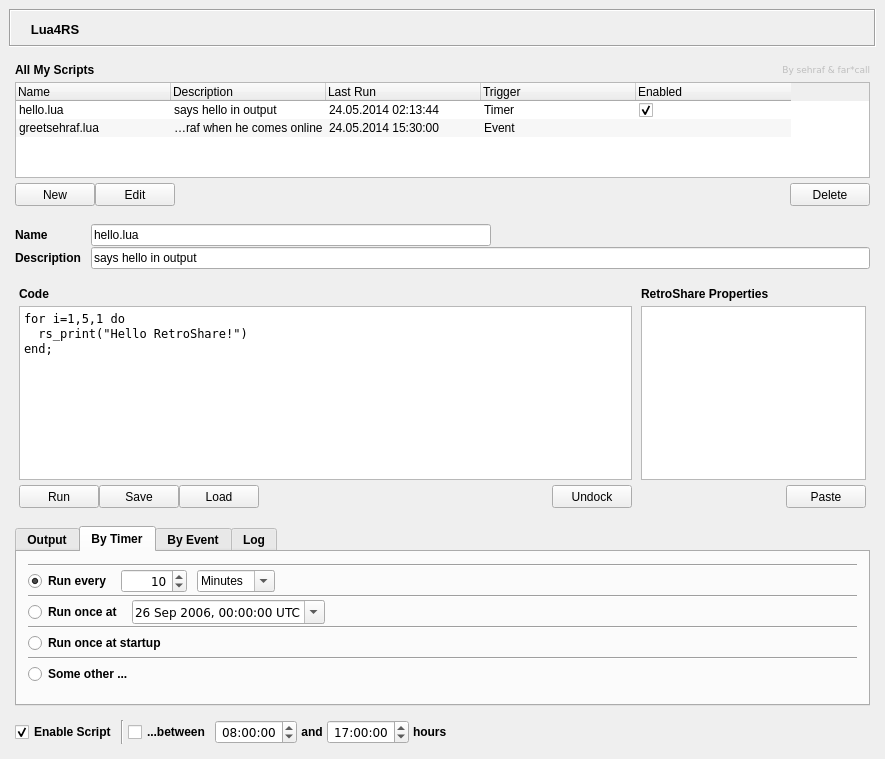
Qt form Lua4RSWidget.ui (RetroShare/Lua4RS) before a commit.
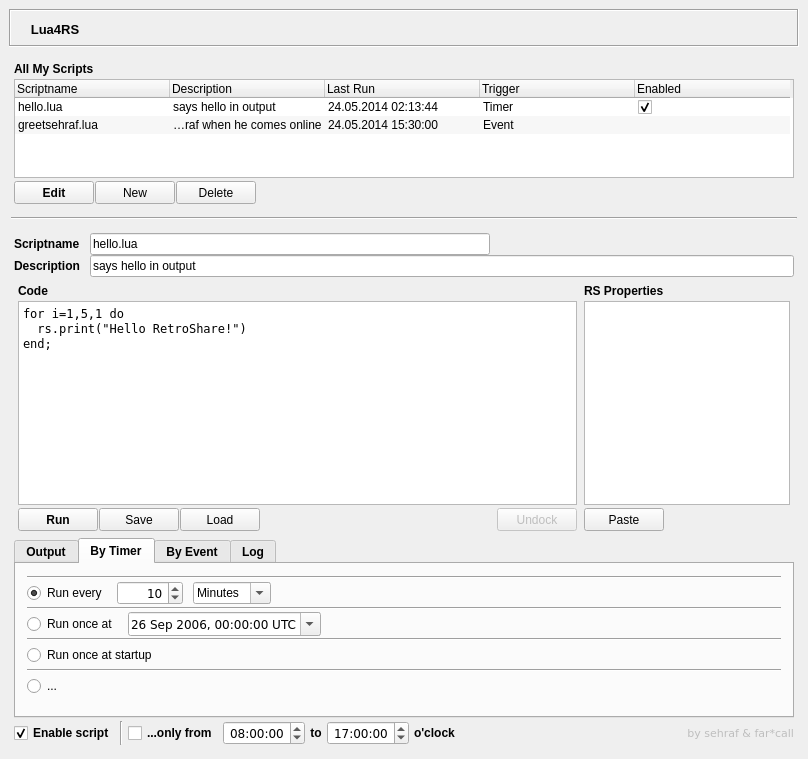
The same form after that commit. The open tabs and pages were chosen to show the change. Icons and pictures are not drawn.

```diff
--- a/Lua4RSWidget.ui
+++ b/Lua4RSWidget.ui
@@ -6,7 +6,7 @@
    <rect>
     <x>0</x>
     <y>0</y>
-    <width>885</width>
+    <width>808</width>
     <height>759</height>
    </rect>
   </property>
@@ -159,7 +159,7 @@
     </widget>
    </item>
    <item>
-    <layout class="QVBoxLayout" name="verticalLayout_7" stretch="2,7">
+    <layout class="QVBoxLayout" name="verticalLayout_7" stretch="2,0,7">
      <property name="spacing">
       <number>10</number>
      </property>
@@ -183,7 +183,7 @@
           <enum>QLayout::SetNoConstraint</enum>
          </property>
          <property name="margin">
-          <number>2</number>
+          <number>1</number>
          </property>
          <item>
           <widget class="QLabel" name="l_allmyscripts">
@@ -223,39 +223,6 @@
            </property>
           </spacer>
          </item>
-         <item>
-          <widget class="QLabel" name="l_authors">
-           <property name="enabled">
-            <bool>false</bool>
-           </property>
-           <property name="sizePolicy">
-            <sizepolicy hsizetype="Fixed" vsizetype="Fixed">
-             <horstretch>0</horstretch>
-             <verstretch>0</verstretch>
-            </sizepolicy>
-           </property>
-           <property name="baseSize">
-            <size>
-             <width>0</width>
-             <height>13</height>
-            </size>
-           </property>
-           <property name="font">
-            <font>
-             <family>DejaVu Sans</family>
-             <pointsize>7</pointsize>
-             <weight>50</weight>
-             <bold>false</bold>
-            </font>
-           </property>
-           <property name="text">
-            <string>By sehraf &amp; far*call</string>
-           </property>
-           <property name="alignment">
-            <set>Qt::AlignRight|Qt::AlignTrailing|Qt::AlignVCenter</set>
-           </property>
-          </widget>
-         </item>
         </layout>
        </item>
        <item>
@@ -264,7 +231,7 @@
           <number>1</number>
          </property>
          <property name="margin">
-          <number>2</number>
+          <number>1</number>
          </property>
          <item>
           <widget class="QTableWidget" name="tw_allscripts">
@@ -353,7 +320,7 @@
            <row/>
            <column>
             <property name="text">
-             <string>Name</string>
+             <string>Scriptname</string>
             </property>
             <property name="textAlignment">
              <set>AlignLeft|AlignVCenter</set>
@@ -457,48 +424,14 @@
        <item>
         <layout class="QHBoxLayout" name="horizontalLayout">
          <property name="spacing">
-          <number>0</number>
+          <number>1</number>
          </property>
          <property name="sizeConstraint">
           <enum>QLayout::SetDefaultConstraint</enum>
          </property>
          <property name="margin">
-          <number>2</number>
+          <number>1</number>
          </property>
-         <item>
-          <widget class="QPushButton" name="pb_newscript">
-           <property name="sizePolicy">
-            <sizepolicy hsizetype="Minimum" vsizetype="Fixed">
-             <horstretch>0</horstretch>
-             <verstretch>0</verstretch>
-            </sizepolicy>
-           </property>
-           <property name="minimumSize">
-            <size>
-             <width>75</width>
-             <height>23</height>
-            </size>
-           </property>
-           <property name="baseSize">
-            <size>
-             <width>75</width>
-             <height>23</height>
-            </size>
-           </property>
-           <property name="font">
-            <font>
-             <weight>50</weight>
-             <bold>false</bold>
-            </font>
-           </property>
-           <property name="toolTip">
-            <string>Create a new empty script</string>
-           </property>
-           <property name="text">
-            <string>New</string>
-           </property>
-          </widget>
-         </item>
          <item>
           <widget class="QPushButton" name="pb_editscript">
            <property name="sizePolicy">
@@ -521,8 +454,8 @@
            </property>
            <property name="font">
             <font>
-             <weight>50</weight>
-             <bold>false</bold>
+             <weight>75</weight>
+             <bold>true</bold>
             </font>
            </property>
            <property name="toolTip">
@@ -534,17 +467,38 @@
           </widget>
          </item>
          <item>
-          <spacer name="horizontalSpacer">
-           <property name="orientation">
-            <enum>Qt::Horizontal</enum>
+          <widget class="QPushButton" name="pb_newscript">
+           <property name="sizePolicy">
+            <sizepolicy hsizetype="Minimum" vsizetype="Fixed">
+             <horstretch>0</horstretch>
+             <verstretch>0</verstretch>
+            </sizepolicy>
            </property>
-           <property name="sizeHint" stdset="0">
+           <property name="minimumSize">
             <size>
-             <width>40</width>
-             <height>0</height>
+             <width>75</width>
+             <height>23</height>
             </size>
            </property>
-          </spacer>
+           <property name="baseSize">
+            <size>
+             <width>75</width>
+             <height>23</height>
+            </size>
+           </property>
+           <property name="font">
+            <font>
+             <weight>50</weight>
+             <bold>false</bold>
+            </font>
+           </property>
+           <property name="toolTip">
+            <string>Create a new empty script</string>
+           </property>
+           <property name="text">
+            <string>New</string>
+           </property>
+          </widget>
          </item>
          <item>
           <widget class="QPushButton" name="pb_deletescript">
@@ -580,14 +534,34 @@
            </property>
           </widget>
          </item>
+         <item>
+          <spacer name="horizontalSpacer">
+           <property name="orientation">
+            <enum>Qt::Horizontal</enum>
+           </property>
+           <property name="sizeHint" stdset="0">
+            <size>
+             <width>40</width>
+             <height>0</height>
+            </size>
+           </property>
+          </spacer>
+         </item>
         </layout>
        </item>
       </layout>
      </item>
+     <item>
+      <widget class="Line" name="line_2">
+       <property name="orientation">
+        <enum>Qt::Horizontal</enum>
+       </property>
+      </widget>
+     </item>
      <item>
       <layout class="QVBoxLayout" name="verticalLayout_8" stretch="1,999,1,1">
        <property name="spacing">
-        <number>10</number>
+        <number>1</number>
        </property>
        <property name="margin">
         <number>2</number>
@@ -604,10 +578,10 @@
           <number>10</number>
          </property>
          <property name="verticalSpacing">
-          <number>1</number>
+          <number>0</number>
          </property>
          <property name="margin">
-          <number>2</number>
+          <number>1</number>
          </property>
          <item row="0" column="0">
           <widget class="QLabel" name="l_scriptname">
@@ -618,7 +592,7 @@
             </font>
            </property>
            <property name="text">
-            <string>Name</string>
+            <string>Scriptname</string>
            </property>
           </widget>
          </item>
@@ -711,8 +685,11 @@
            </property>
            <item>
             <layout class="QVBoxLayout" name="verticalLayout_5">
+             <property name="spacing">
+              <number>1</number>
+             </property>
              <property name="margin">
-              <number>2</number>
+              <number>1</number>
              </property>
              <item>
               <widget class="QLabel" name="l_code">
@@ -743,8 +720,11 @@
            </item>
            <item>
             <layout class="QVBoxLayout" name="verticalLayout_11" stretch="0">
+             <property name="spacing">
+              <number>1</number>
+             </property>
              <property name="margin">
-              <number>2</number>
+              <number>1</number>
              </property>
              <item>
               <widget class="QPlainTextEdit" name="pte_luacode">
@@ -759,7 +739,7 @@
                </property>
                <property name="plainText">
                 <string>for i=1,5,1 do
-  rs_print(&quot;Hello RetroShare!&quot;)
+  rs.print(&quot;Hello RetroShare!&quot;)
 end;</string>
                </property>
                <property name="tabStopWidth">
@@ -772,10 +752,10 @@
            <item>
             <layout class="QHBoxLayout" name="horizontalLayout_3">
              <property name="spacing">
-              <number>0</number>
+              <number>1</number>
              </property>
              <property name="margin">
-              <number>2</number>
+              <number>1</number>
              </property>
              <item>
               <widget class="QPushButton" name="pb_run">
@@ -797,6 +777,12 @@
                  <height>23</height>
                 </size>
                </property>
+               <property name="font">
+                <font>
+                 <weight>75</weight>
+                 <bold>true</bold>
+                </font>
+               </property>
                <property name="toolTip">
                 <string>Run current Lua script. View script output in the Output Tab</string>
                </property>
@@ -876,6 +862,9 @@
              </item>
              <item>
               <widget class="QPushButton" name="pb_undock">
+               <property name="enabled">
+                <bool>false</bool>
+               </property>
                <property name="sizePolicy">
                 <sizepolicy hsizetype="Minimum" vsizetype="Fixed">
                  <horstretch>0</horstretch>
@@ -916,8 +905,11 @@
            </property>
            <item>
             <layout class="QVBoxLayout" name="verticalLayout_6">
+             <property name="spacing">
+              <number>1</number>
+             </property>
              <property name="margin">
-              <number>2</number>
+              <number>1</number>
              </property>
              <item>
               <widget class="QLabel" name="l_props">
@@ -947,7 +939,7 @@
                 <string notr="true"/>
                </property>
                <property name="text">
-                <string>RetroShare Properties</string>
+                <string>RS Properties</string>
                </property>
                <property name="alignment">
                 <set>Qt::AlignLeading|Qt::AlignLeft|Qt::AlignVCenter</set>
@@ -958,8 +950,11 @@
            </item>
            <item>
             <layout class="QVBoxLayout" name="verticalLayout_12">
+             <property name="spacing">
+              <number>1</number>
+             </property>
              <property name="margin">
-              <number>2</number>
+              <number>1</number>
              </property>
              <item>
               <widget class="QTreeWidget" name="tw_hints">
@@ -1018,21 +1013,8 @@
               <number>0</number>
              </property>
              <property name="margin">
-              <number>2</number>
+              <number>1</number>
              </property>
-             <item>
-              <spacer name="horizontalSpacer_5">
-               <property name="orientation">
-                <enum>Qt::Horizontal</enum>
-               </property>
-               <property name="sizeHint" stdset="0">
-                <size>
-                 <width>40</width>
-                 <height>0</height>
-                </size>
-               </property>
-              </spacer>
-             </item>
              <item>
               <widget class="QPushButton" name="pb_pastehint">
                <property name="sizePolicy">
@@ -1058,6 +1040,19 @@
                </property>
               </widget>
              </item>
+             <item>
+              <spacer name="horizontalSpacer_5">
+               <property name="orientation">
+                <enum>Qt::Horizontal</enum>
+               </property>
+               <property name="sizeHint" stdset="0">
+                <size>
+                 <width>40</width>
+                 <height>0</height>
+                </size>
+               </property>
+              </spacer>
+             </item>
             </layout>
            </item>
           </layout>
@@ -1073,7 +1068,7 @@
           <enum>QLayout::SetDefaultConstraint</enum>
          </property>
          <property name="margin">
-          <number>2</number>
+          <number>1</number>
          </property>
          <item>
           <widget class="QTabWidget" name="tabcontrol_scriptdetails">
@@ -1185,6 +1180,12 @@
                      <height>24</height>
                     </size>
                    </property>
+                   <property name="font">
+                    <font>
+                     <weight>50</weight>
+                     <bold>false</bold>
+                    </font>
+                   </property>
                    <property name="toolTip">
                     <string>Run the current script on an interval basis</string>
                    </property>
@@ -1344,6 +1345,12 @@
                      <height>24</height>
                     </size>
                    </property>
+                   <property name="font">
+                    <font>
+                     <weight>50</weight>
+                     <bold>false</bold>
+                    </font>
+                   </property>
                    <property name="toolTip">
                     <string>Run the current script once at the specified time</string>
                    </property>
@@ -1426,6 +1433,12 @@
                      <height>25</height>
                     </size>
                    </property>
+                   <property name="font">
+                    <font>
+                     <weight>50</weight>
+                     <bold>false</bold>
+                    </font>
+                   </property>
                    <property name="toolTip">
                     <string>Run the current script only once when RS starts</string>
                    </property>
@@ -1475,8 +1488,14 @@
                      <height>24</height>
                     </size>
                    </property>
+                   <property name="font">
+                    <font>
+                     <weight>50</weight>
+                     <bold>false</bold>
+                    </font>
+                   </property>
                    <property name="text">
-                    <string>Some other ...</string>
+                    <string>...</string>
                    </property>
                   </widget>
                  </item>
@@ -1541,10 +1560,10 @@
        <item>
         <layout class="QHBoxLayout" name="horizontalLayout_4">
          <property name="spacing">
-          <number>4</number>
+          <number>5</number>
          </property>
          <property name="margin">
-          <number>2</number>
+          <number>1</number>
          </property>
          <item>
           <widget class="QCheckBox" name="cbx_enable">
@@ -1558,7 +1577,7 @@
             <string>Check/Uncheck to enable/disable the execution of the current script</string>
            </property>
            <property name="text">
-            <string>Enable Script</string>
+            <string>Enable script</string>
            </property>
            <property name="checked">
             <bool>true</bool>
@@ -1584,7 +1603,7 @@
             <string>Check/Uncheck to constrain script execution to certain hours of the day</string>
            </property>
            <property name="text">
-            <string>...between</string>
+            <string>...only from</string>
            </property>
           </widget>
          </item>
@@ -1628,7 +1647,7 @@
             </font>
            </property>
            <property name="text">
-            <string>and</string>
+            <string>to</string>
            </property>
            <property name="alignment">
             <set>Qt::AlignCenter</set>
@@ -1672,7 +1691,7 @@
             </font>
            </property>
            <property name="text">
-            <string>hours</string>
+            <string>o'clock</string>
            </property>
           </widget>
          </item>
@@ -1689,6 +1708,39 @@
            </property>
           </spacer>
          </item>
+         <item>
+          <widget class="QLabel" name="l_authors">
+           <property name="enabled">
+            <bool>false</bool>
+           </property>
+           <property name="sizePolicy">
+            <sizepolicy hsizetype="Fixed" vsizetype="Fixed">
+             <horstretch>0</horstretch>
+             <verstretch>0</verstretch>
+            </sizepolicy>
+           </property>
+           <property name="baseSize">
+            <size>
+             <width>0</width>
+             <height>13</height>
+            </size>
+           </property>
+           <property name="font">
+            <font>
+             <family>DejaVu Sans</family>
+             <pointsize>8</pointsize>
+             <weight>50</weight>
+             <bold>false</bold>
+            </font>
+           </property>
+           <property name="text">
+            <string>by sehraf &amp; far*call</string>
+           </property>
+           <property name="alignment">
+            <set>Qt::AlignRight|Qt::AlignTrailing|Qt::AlignVCenter</set>
+           </property>
+          </widget>
+         </item>
         </layout>
        </item>
       </layout>
```
Left out of the diff: 27 changed lines with no effect on the pictures.
